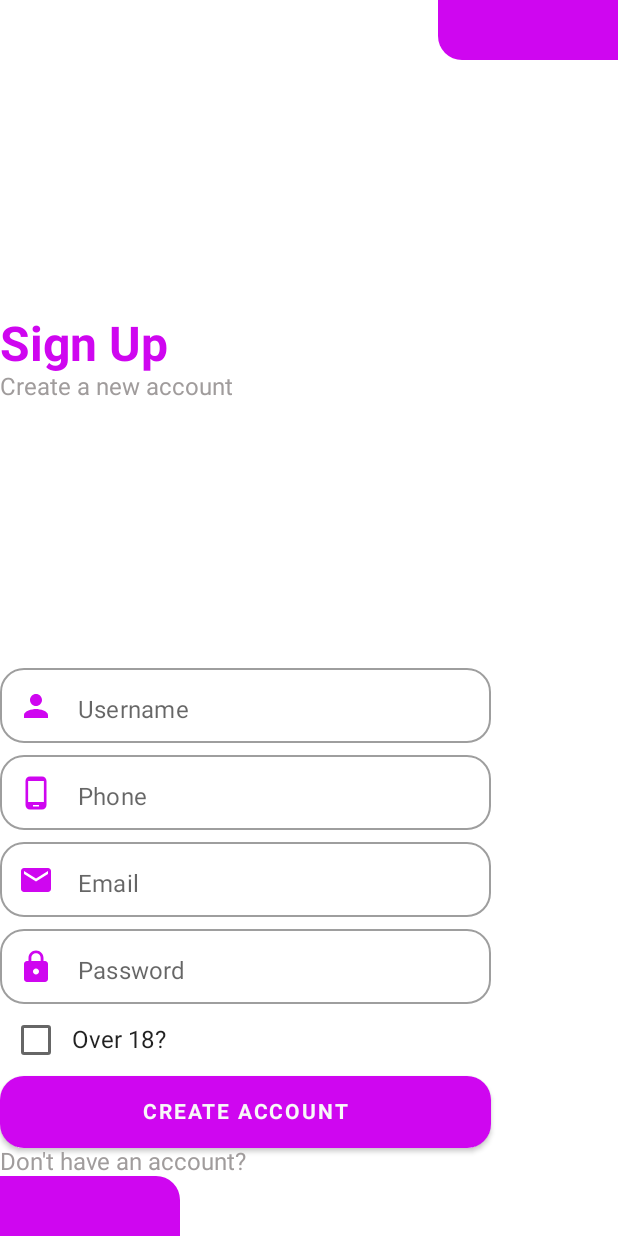
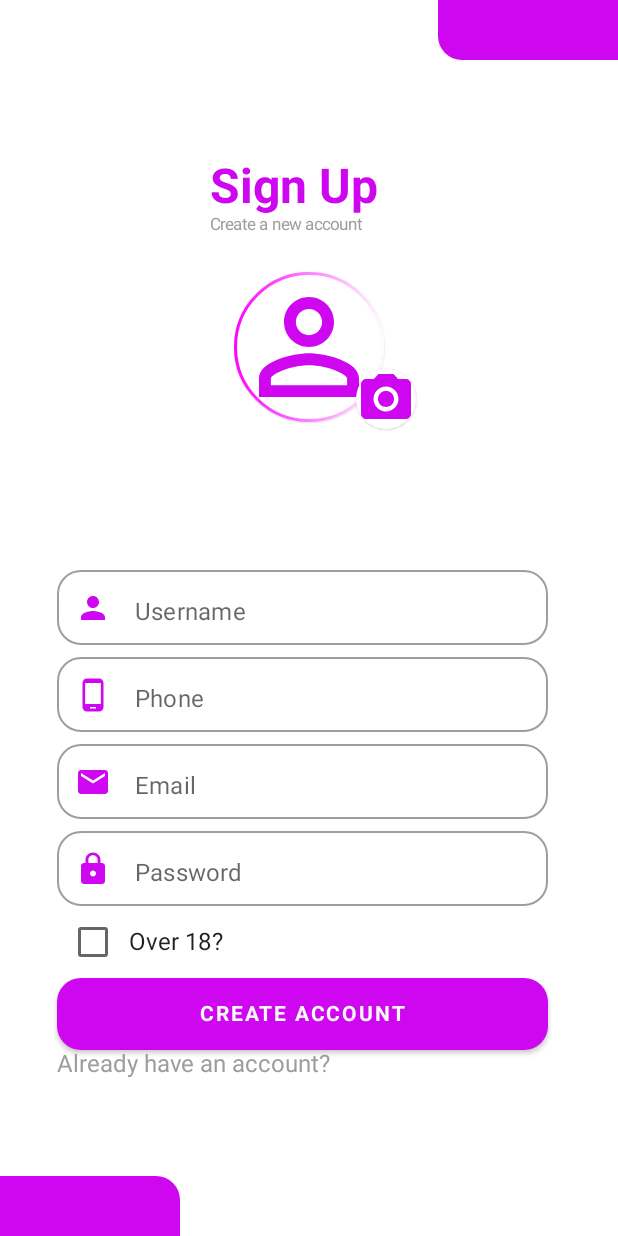
Before and after one commit to Monteiro77/Projeto-Login-Ds2t, an Android app built with Jetpack Compose: the screen it shows after launch (SingUpActivity), on a phone screen of 412 x 824 dp. Run offline under Robolectric (Android 15) with nearby library versions, the phone set to English and light mode, and no system bars.

Commit message:
projeto melhorado

```diff
--- a/app/src/main/java/br/senai/sp/jandira/loginactivity/MainActivity.kt
+++ b/app/src/main/java/br/senai/sp/jandira/loginactivity/MainActivity.kt
@@ -23,6 +23,8 @@ import androidx.compose.ui.text.font.FontWeight
 import androidx.compose.ui.tooling.preview.Preview
 import androidx.compose.ui.unit.dp
 import androidx.compose.ui.unit.sp
+import br.senai.sp.jandira.loginactivity.components.bottomShape
+import br.senai.sp.jandira.loginactivity.components.topShape
 import br.senai.sp.jandira.loginactivity.ui.theme.LoginActivityTheme
 
 class MainActivity : ComponentActivity() {
@@ -57,16 +59,7 @@ fun LoginScreen() {
         Column(modifier = Modifier.fillMaxWidth()) {
             Row(modifier = Modifier.fillMaxWidth(),
                 horizontalArrangement = Arrangement.End) {
-                Surface(
-                    modifier = Modifier
-                        .height(40.dp)
-                        .width(120.dp),
-                    color = Color(207,6,240),
-                    shape = RoundedCornerShape(bottomStart = 16.dp)
-
-                ) {
-
-                }
+                topShape()
             }
         }
 
@@ -188,16 +181,7 @@ fun LoginScreen() {
             .fillMaxWidth()
             .padding(top = 740.dp)) {
             Row(modifier = Modifier.fillMaxWidth(), horizontalArrangement = Arrangement.Start) {
-                Surface(
-                    modifier = Modifier
-                        .height(40.dp)
-                        .width(120.dp),
-                    color = Color(207,6,240),
-                    shape = RoundedCornerShape(topEnd = 16.dp)
-
-                ) {
-
-                }
+                bottomShape()
             }
         }
     }
--- a/app/src/main/java/br/senai/sp/jandira/loginactivity/SingUpActivity.kt
+++ b/app/src/main/java/br/senai/sp/jandira/loginactivity/SingUpActivity.kt
@@ -3,12 +3,23 @@ package br.senai.sp.jandira.loginactivity
 import android.os.Bundle
 import androidx.activity.ComponentActivity
 import androidx.activity.compose.setContent
+import androidx.compose.foundation.BorderStroke
+import androidx.compose.foundation.Image
+import androidx.compose.foundation.background
 import androidx.compose.foundation.layout.*
+
+import androidx.compose.foundation.shape.CircleShape
+
 import androidx.compose.foundation.shape.RoundedCornerShape
 import androidx.compose.material.*
+import androidx.compose.material.icons.Icons
+import androidx.compose.material.icons.filled.Add
+import androidx.compose.material.icons.filled.Create
+import androidx.compose.material.icons.filled.Home
 import androidx.compose.runtime.Composable
 import androidx.compose.ui.Alignment
 import androidx.compose.ui.Modifier
+import androidx.compose.ui.graphics.Brush
 import androidx.compose.ui.graphics.Color
 import androidx.compose.ui.res.painterResource
 import androidx.compose.ui.res.stringResource
@@ -17,6 +28,8 @@ import androidx.compose.ui.text.font.FontWeight
 import androidx.compose.ui.tooling.preview.Preview
 import androidx.compose.ui.unit.dp
 import androidx.compose.ui.unit.sp
+import br.senai.sp.jandira.loginactivity.components.bottomShape
+import br.senai.sp.jandira.loginactivity.components.topShape
 import br.senai.sp.jandira.loginactivity.ui.theme.LoginActivityTheme
 
 class SingUpActivity : ComponentActivity() {
@@ -42,48 +55,102 @@ fun RegisterScreen() {
             modifier = Modifier
                 .fillMaxSize(),
             verticalArrangement = Arrangement.SpaceBetween
-
         ) {
 
             Column(modifier = Modifier.fillMaxWidth()) {
-                   Row(modifier = Modifier.fillMaxWidth(),
-                       horizontalArrangement = Arrangement.End) {
-                       Surface(
-                           modifier = Modifier
-                               .height(40.dp)
-                               .width(120.dp),
-                           color = Color(207,6,240),
-                           shape = RoundedCornerShape(bottomStart = 16.dp)
-
-                       ) {}
+                Row(
+                    modifier = Modifier.fillMaxWidth(),
+                    horizontalArrangement = Arrangement.End
+                ) {
+                    topShape()
                 }
             }
 
             Column(
-                   modifier = Modifier.fillMaxWidth()
+                modifier = Modifier
+                    .fillMaxWidth()
+                    .padding(horizontal = 140.dp)
+
+
+
             ) {
                 Text(
                     text = stringResource(id = R.string.singup),
                     fontWeight = FontWeight.Bold,
                     fontSize = 32.sp,
-                        color = Color(207,6,240)
+                    color = Color(207, 6, 240),
                 )
                 Text(
                     text = stringResource(id = R.string.create),
-                       color = Color(160,156,156)
+                    color = Color(160, 156, 156),
+                    fontSize = 11.sp
+
 
                 )
+
+                Box(
+                    contentAlignment = Alignment
+                        .Center,
+                    modifier = Modifier.size(150.dp)
+                ) {
+                    Card(
+                        modifier = Modifier
+                            .size(100.dp)
+                            .align(alignment = Alignment.Center)
+                            ,
+                        shape = CircleShape,
+                        border = BorderStroke(
+                            2.dp,
+                            Brush.horizontalGradient(
+                                colors = listOf(Color.Magenta, Color.White)
+                            )
+
+                        )
+                    ) {
+                        Icon(
+                            painter = painterResource(id = R.drawable.baseline_person_outline_24),
+                            contentDescription = null,
+                            modifier = Modifier
+                                .align(alignment = Alignment.Center)
+                                .offset(x = 0.dp, y = 0.dp),
+                            tint = Color(207, 6, 240)
+                        )
+
+                    }
+
+                    Card(
+                        modifier = Modifier
+                            .size(40.dp)
+                            .align(alignment = Alignment.BottomEnd)
+                            .offset(x = 5.dp, y = -20.dp),
+                        shape = CircleShape,
+
+                    ) {
+                       Icon(
+                           painter = painterResource(id = R.drawable.camera),
+                           contentDescription = null,
+                           modifier = Modifier
+                               .align(alignment = Alignment.BottomEnd)
+                               .offset(x = 0.dp, y = 0.dp)
+                               .size(15.dp),
+                           tint = Color(207, 6, 240)
+                       )
+                    }
+                }
             }
 
             Column(
-                   modifier = Modifier.fillMaxWidth(),
+                modifier = Modifier
+                    .fillMaxWidth()
+                    .padding(horizontal = 38.dp),
+                    verticalArrangement = Arrangement.SpaceBetween
                 ) {
 
                 OutlinedTextField(
                     value = "",
                     onValueChange = {
                     },
-                        label = { Text(text = stringResource(id = R.string.username))},
+                    label = { Text(text = stringResource(id = R.string.username)) },
                     modifier = Modifier
                         .width(327.dp)
                         .height(58.dp),
@@ -92,17 +159,16 @@ fun RegisterScreen() {
                         Icon(
                             painter = painterResource(id = R.drawable.baseline_person_24),
                             contentDescription = null,
-                                tint = Color(207,6,240)
+                            tint = Color(207, 6, 240)
                         )
                     }
-
                 )
 
                 OutlinedTextField(
                     value = "",
                     onValueChange = {
                     },
-                       label = { Text(text = stringResource(id = R.string.phone))},
+                    label = { Text(text = stringResource(id = R.string.phone)) },
                     modifier = Modifier
                         .width(327.dp)
                         .height(58.dp),
@@ -111,15 +177,16 @@ fun RegisterScreen() {
                         Icon(
                             painter = painterResource(id = R.drawable.baseline_phone_android_24),
                             contentDescription = null,
-                               tint = Color(207,6,240)
+                            tint = Color(207, 6, 240)
                         )
                     }
                 )
+
                 OutlinedTextField(
                     value = "",
                     onValueChange = {
                     },
-                       label = { Text(text = stringResource(id = R.string.email))},
+                    label = { Text(text = stringResource(id = R.string.email)) },
                     modifier = Modifier
                         .width(327.dp)
                         .height(58.dp),
@@ -128,15 +195,16 @@ fun RegisterScreen() {
                         Icon(
                             painter = painterResource(id = R.drawable.baseline_email_24),
                             contentDescription = null,
-                               tint = Color(207,6,240)
+                            tint = Color(207, 6, 240)
                         )
                     }
                 )
+
                 OutlinedTextField(
                     value = "",
                     onValueChange = {
                     },
-                       label = { Text(text = stringResource(id = R.string.password))},
+                    label = { Text(text = stringResource(id = R.string.password)) },
                     modifier = Modifier
                         .width(327.dp)
                         .height(58.dp),
@@ -145,7 +213,7 @@ fun RegisterScreen() {
                         Icon(
                             painter = painterResource(id = R.drawable.baseline_https_24),
                             contentDescription = null,
-                               tint = Color(207,6,240)
+                            tint = Color(207, 6, 240)
                         )
                     }
                 )
@@ -154,14 +222,14 @@ fun RegisterScreen() {
                     modifier = Modifier
                         .fillMaxWidth(),
                     verticalAlignment = Alignment.CenterVertically
-
                 ) {
                     Checkbox(
                         checked = false,
                         onCheckedChange = {}
                     )
 
-                       Text(text = stringResource(id = R.string.over_age)
+                    Text(
+                        text = stringResource(id = R.string.over_age)
                     )
                 }
 
@@ -171,11 +239,11 @@ fun RegisterScreen() {
                         .width(327.dp)
                         .height((48.dp)),
                     shape = RoundedCornerShape(16.dp),
-                       colors = ButtonDefaults.buttonColors(Color(207,6,240))
+                    colors = ButtonDefaults.buttonColors(Color(207, 6, 240))
                 ) {
                     Text(
                         text = stringResource(id = R.string.create_account).uppercase(),
-                            color = Color(248,248,248),
+                        color = Color(248, 248, 248),
                         fontWeight = FontWeight.Bold
                     )
                 }
@@ -184,29 +252,20 @@ fun RegisterScreen() {
                     modifier = Modifier.fillMaxWidth()
                 ) {
                     Text(
-                           text = stringResource(id = R.string.dont_account),
-                           color = Color(160,156,156)
-
+                        text = stringResource(id = R.string.already_have),
+                        color = Color(160, 156, 156)
                     )
                 }
 
-                   Column(modifier = Modifier
+            }
+            Column(
+                modifier = Modifier
                     .fillMaxWidth()
             ) {
                 Row(modifier = Modifier.fillMaxWidth(), horizontalArrangement = Arrangement.Start) {
-                           Surface(
-                               modifier = Modifier
-                                   .height(40.dp)
-                                   .width(120.dp),
-                               color = Color(207,6,240),
-                               shape = RoundedCornerShape(topEnd = 16.dp)
-
-                           ) {
-
+                    bottomShape()
                 }
             }
         }
     }
 }
-        }
-}
--- /dev/null
+++ b/app/src/main/java/br/senai/sp/jandira/loginactivity/components/Shapes.kt
@@ -0,0 +1,56 @@
+package br.senai.sp.jandira.loginactivity.components
+
+import androidx.compose.foundation.background
+import androidx.compose.foundation.layout.Box
+import androidx.compose.foundation.layout.height
+import androidx.compose.foundation.layout.width
+import androidx.compose.foundation.shape.RoundedCornerShape
+import androidx.compose.material.Surface
+import androidx.compose.runtime.Composable
+import androidx.compose.ui.Modifier
+import androidx.compose.ui.graphics.Brush
+import androidx.compose.ui.graphics.Color
+import androidx.compose.ui.tooling.preview.Preview
+import androidx.compose.ui.unit.dp
+
+@Composable
+fun topShape() {
+    Surface(
+        modifier = Modifier
+            .height(40.dp)
+            .width(120.dp)
+            ,
+        color = Color(207, 6, 240),
+        shape = RoundedCornerShape(bottomStart = 16.dp)
+
+    ) {
+
+    }
+}
+
+@Preview
+@Composable
+fun topShapePreview() {
+    topShape()
+}
+
+@Composable
+fun bottomShape() {
+    Surface(
+        modifier = Modifier
+            .height(40.dp)
+            .width(120.dp),
+        shape = RoundedCornerShape(topEnd = 16.dp),
+        Color(207, 6, 240)
+
+    ) {
+
+    }
+}
+
+@Preview
+@Composable
+fun bottomShapePreiview() {
+    bottomShape()
+
+}
--- /dev/null
+++ b/app/src/main/java/br/senai/sp/jandira/loginactivity/model/User.kt
@@ -0,0 +1,15 @@
+package br.senai.sp.jandira.loginactivity.model
+
+import androidx.room.Entity
+import androidx.room.PrimaryKey
+
+@Entity(tableName = "tbl_user")
+data class User(
+    @PrimaryKey(autoGenerate = true) var id: Long = 0,
+    var userName: String = "",
+    var phoneNumber: String = "",
+    var email: String = "",
+    var password: String = "",
+    var isOver18: Boolean = false
+
+)
--- /dev/null
+++ b/app/src/main/res/drawable/baseline_camera_alt_24.xml
@@ -0,0 +1,6 @@
+<vector android:height="24dp" android:tint="#000000"
+    android:viewportHeight="24" android:viewportWidth="24"
+    android:width="24dp" xmlns:android="http://schemas.android.com/apk/res/android">
+    <path android:fillColor="@android:color/white" android:pathData="M12,12m-3.2,0a3.2,3.2 0,1 1,6.4 0a3.2,3.2 0,1 1,-6.4 0"/>
+    <path android:fillColor="@android:color/white" android:pathData="M9,2L7.17,4L4,4c-1.1,0 -2,0.9 -2,2v12c0,1.1 0.9,2 2,2h16c1.1,0 2,-0.9 2,-2L22,6c0,-1.1 -0.9,-2 -2,-2h-3.17L15,2L9,2zM12,17c-2.76,0 -5,-2.24 -5,-5s2.24,-5 5,-5 5,2.24 5,5 -2.24,5 -5,5z"/>
+</vector>
--- /dev/null
+++ b/app/src/main/res/drawable/baseline_person_outline_24.xml
@@ -0,0 +1,5 @@
+<vector android:height="24dp" android:tint="#CF06F0"
+    android:viewportHeight="24" android:viewportWidth="24"
+    android:width="24dp" xmlns:android="http://schemas.android.com/apk/res/android">
+    <path android:fillColor="@android:color/white" android:pathData="M12,5.9c1.16,0 2.1,0.94 2.1,2.1s-0.94,2.1 -2.1,2.1S9.9,9.16 9.9,8s0.94,-2.1 2.1,-2.1m0,9c2.97,0 6.1,1.46 6.1,2.1v1.1L5.9,18.1L5.9,17c0,-0.64 3.13,-2.1 6.1,-2.1M12,4C9.79,4 8,5.79 8,8s1.79,4 4,4 4,-1.79 4,-4 -1.79,-4 -4,-4zM12,13c-2.67,0 -8,1.34 -8,4v3h16v-3c0,-2.66 -5.33,-4 -8,-4z"/>
+</vector>
--- /dev/null
+++ b/app/src/main/res/drawable/camera.xml
@@ -0,0 +1,6 @@
+<vector android:height="24dp" android:tint="#000000"
+    android:viewportHeight="24" android:viewportWidth="24"
+    android:width="24dp" xmlns:android="http://schemas.android.com/apk/res/android">
+    <path android:fillColor="@android:color/white" android:pathData="M12,12m-3.2,0a3.2,3.2 0,1 1,6.4 0a3.2,3.2 0,1 1,-6.4 0"/>
+    <path android:fillColor="@android:color/white" android:pathData="M9,2L7.17,4L4,4c-1.1,0 -2,0.9 -2,2v12c0,1.1 0.9,2 2,2h16c1.1,0 2,-0.9 2,-2L22,6c0,-1.1 -0.9,-2 -2,-2h-3.17L15,2L9,2zM12,17c-2.76,0 -5,-2.24 -5,-5s2.24,-5 5,-5 5,2.24 5,5 -2.24,5 -5,5z"/>
+</vector>
```
Also changed, not shown: app/build.gradle (+9 -0 lines). Lines whose indentation alone changed are shown as unchanged.
